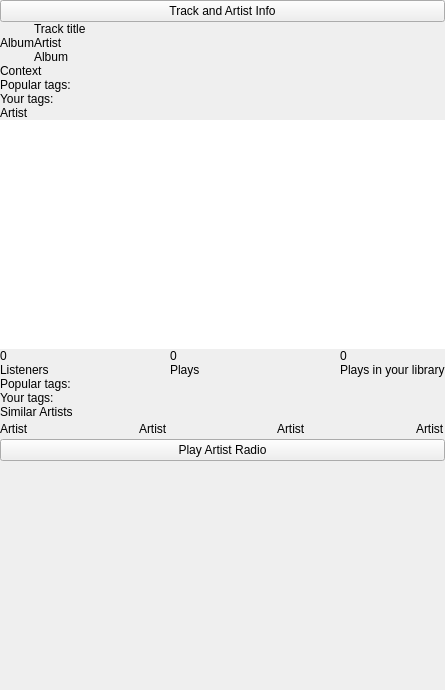
Before: the Qt Designer form app/client/Widgets/MetadataWidget.ui in mutecypher/lastfm-desktop, drawn with Qt 5.
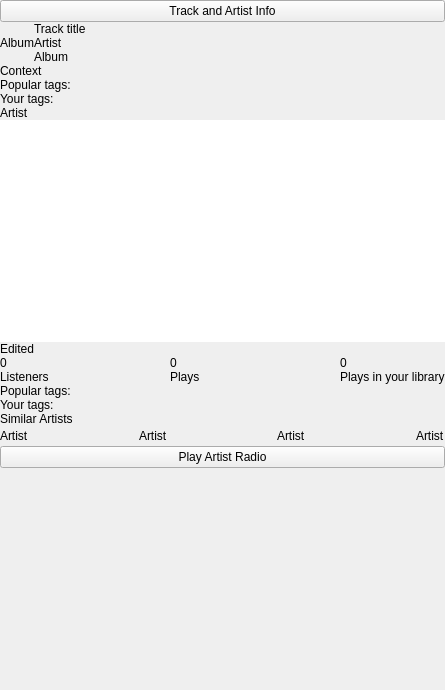
After: the same form once the commit is applied. The open tabs and pages were chosen to show the change. Custom widgets are drawn as their Qt base class.

Commit message: Metadata widget - start on bio edit link.

Diff of the .ui file:
```diff
--- a/app/client/Widgets/MetadataWidget.ui
+++ b/app/client/Widgets/MetadataWidget.ui
@@ -46,12 +46,12 @@
        <rect>
         <x>0</x>
         <y>0</y>
-        <width>445</width>
-        <height>667</height>
+        <width>433</width>
+        <height>666</height>
        </rect>
       </property>
       <property name="autoFillBackground">
-       <bool>false</bool>
+       <bool>true</bool>
       </property>
       <layout class="QVBoxLayout" name="verticalLayout_3" stretch="0,1">
        <property name="spacing">
@@ -241,7 +241,7 @@
              <property name="frameShadow">
               <enum>QFrame::Raised</enum>
              </property>
-             <layout class="QVBoxLayout" name="verticalLayout_4" stretch="0,0,0,0,0,0,0,0,0">
+             <layout class="QVBoxLayout" name="verticalLayout_4" stretch="0,0,0,0,0,0,0,0,0,0">
               <property name="spacing">
                <number>0</number>
               </property>
@@ -274,6 +274,13 @@
                 </property>
                </widget>
               </item>
+              <item>
+               <widget class="QLabel" name="artistBioEdit">
+                <property name="text">
+                 <string>Edited</string>
+                </property>
+               </widget>
+              </item>
               <item>
                <widget class="QFrame" name="artistStats">
                 <property name="frameShape">
```
Left out of the diff: 2 changed lines with no effect on the pictures. The commit also changes 3 other files.
